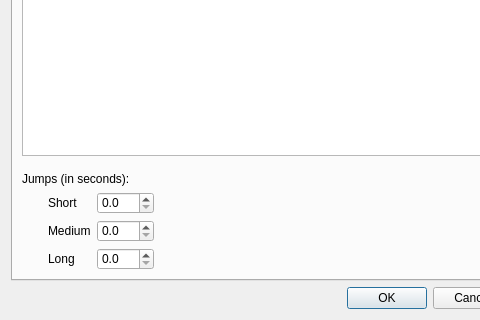
This is src/preferencesDialog.ui in nulloy/nulloy as Qt 5 draws it before an edit; both pictures show x 0 to 480 and y 262 to 582 of the 610 by 582 pixel window. The edited form follows.
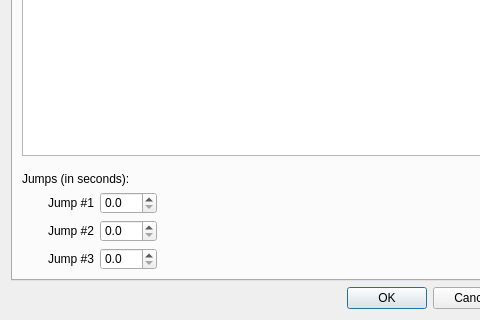
This is the edited form. The open tabs and pages were chosen to show the change. Custom widgets are drawn as their Qt base class.

Commit message: jumps renamed

Diff of the .ui file:
```diff
--- a/src/preferencesDialog.ui
+++ b/src/preferencesDialog.ui
@@ -608,7 +608,7 @@
          <item row="1" column="1">
           <widget class="QLabel" name="shortJumpLabel">
            <property name="text">
-            <string>Short</string>
+            <string>Jump #1</string>
            </property>
           </widget>
          </item>
@@ -641,7 +641,7 @@
          <item row="2" column="1">
           <widget class="QLabel" name="mediumJumpLabel">
            <property name="text">
-            <string>Medium</string>
+            <string>Jump #2</string>
            </property>
           </widget>
          </item>
@@ -671,7 +671,7 @@
          <item row="3" column="1">
           <widget class="QLabel" name="LongJumpLabel">
            <property name="text">
-            <string>Long</string>
+            <string>Jump #3</string>
            </property>
           </widget>
          </item>
```
Left out of the diff: 12 changed lines with no effect on the pictures. The commit also changes 3 other files.
